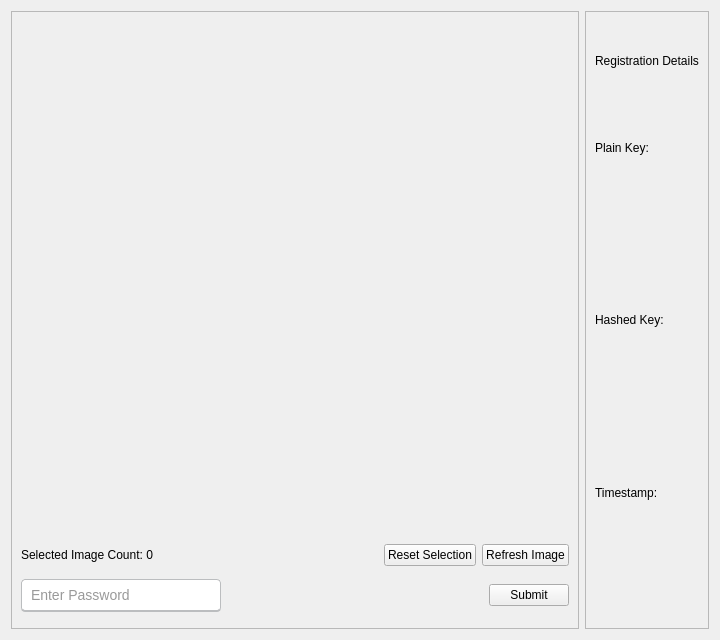
Above: src/views/register_views/image_password_view.ui from devforgely/MFA-Simulator before the change. Below: the same form after it.
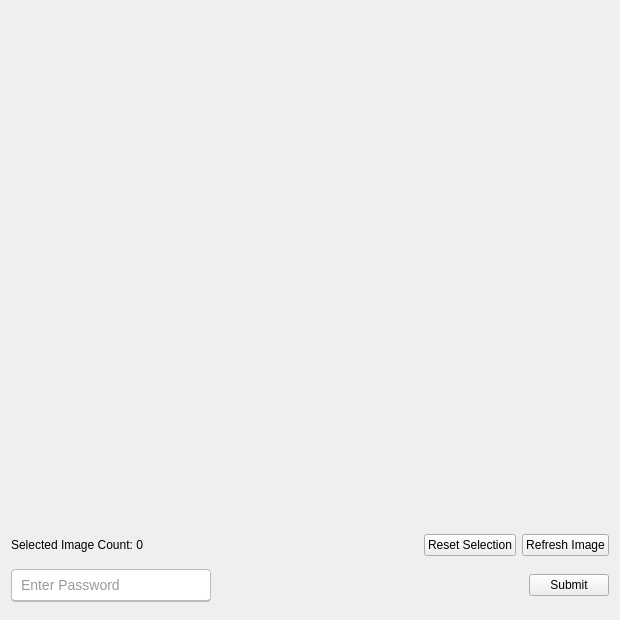
That is the form after the change.

What changed in the file:
```diff
--- a/src/views/register_views/image_password_view.ui
+++ b/src/views/register_views/image_password_view.ui
@@ -6,30 +6,21 @@
    <rect>
     <x>0</x>
     <y>0</y>
-    <width>720</width>
-    <height>640</height>
+    <width>620</width>
+    <height>620</height>
    </rect>
   </property>
+  <property name="maximumSize">
+   <size>
+    <width>620</width>
+    <height>620</height>
+   </size>
+  </property>
   <property name="windowTitle">
    <string>Form</string>
   </property>
-  <layout class="QHBoxLayout" name="horizontalLayout_3">
-   <item>
-    <widget class="QFrame" name="left_frame">
-     <property name="minimumSize">
-      <size>
-       <width>315</width>
-       <height>0</height>
-      </size>
-     </property>
-     <property name="maximumSize">
-      <size>
-       <width>615</width>
-       <height>16777215</height>
-      </size>
-     </property>
      <property name="styleSheet">
-      <string notr="true">QLineEdit {
+   <string notr="true">#password_field {
 	height: 30px;
 	width: 200px;
   	margin: 7px 0;
@@ -46,13 +37,7 @@
 	border-color: #4070f4;
 }</string>
      </property>
-     <property name="frameShape">
-      <enum>QFrame::StyledPanel</enum>
-     </property>
-     <property name="frameShadow">
-      <enum>QFrame::Raised</enum>
-     </property>
-     <layout class="QVBoxLayout" name="verticalLayout_2" stretch="0,0,0">
+  <layout class="QVBoxLayout" name="verticalLayout">
       <item>
        <widget class="QFrame" name="image_view">
         <property name="minimumSize">
@@ -62,22 +47,7 @@
          </size>
         </property>
         <property name="styleSheet">
-         <string notr="true">QLineEdit {
-	height: 30px;
-	width: 200px;
-  	margin: 7px 0;
-	padding: 0 7px;
-	border: 1.2px solid #bbbdbf;
- 	border-bottom-width: 2px;
- 	border-radius: 4px;
-	font-size: 14px;
-	font-weight: 400;
-	color: #333;
-}
-
-QLineEdit:focus {
-	border-color: #4070f4;
-}</string>
+      <string notr="true"/>
         </property>
         <property name="frameShape">
          <enum>QFrame::NoFrame</enum>
@@ -199,70 +169,6 @@
          </widget>
         </item>
        </layout>
-      </item>
-     </layout>
-    </widget>
-   </item>
-   <item>
-    <widget class="QFrame" name="right_frame">
-     <property name="frameShape">
-      <enum>QFrame::StyledPanel</enum>
-     </property>
-     <property name="frameShadow">
-      <enum>QFrame::Raised</enum>
-     </property>
-     <layout class="QVBoxLayout" name="verticalLayout">
-      <item>
-       <widget class="QLabel" name="label_5">
-        <property name="text">
-         <string>Registration Details</string>
-        </property>
-       </widget>
-      </item>
-      <item>
-       <widget class="QLabel" name="label_2">
-        <property name="text">
-         <string>Plain Key:</string>
-        </property>
-       </widget>
-      </item>
-      <item>
-       <widget class="QLabel" name="plain_key_label">
-        <property name="text">
-         <string/>
-        </property>
-       </widget>
-      </item>
-      <item>
-       <widget class="QLabel" name="label_3">
-        <property name="text">
-         <string>Hashed Key:</string>
-        </property>
-       </widget>
-      </item>
-      <item>
-       <widget class="QLabel" name="hashed_key_label">
-        <property name="text">
-         <string/>
-        </property>
-       </widget>
-      </item>
-      <item>
-       <widget class="QLabel" name="label_4">
-        <property name="text">
-         <string>Timestamp:</string>
-        </property>
-       </widget>
-      </item>
-      <item>
-       <widget class="QLabel" name="timestamp_label">
-        <property name="text">
-         <string/>
-        </property>
-       </widget>
-      </item>
-     </layout>
-    </widget>
    </item>
   </layout>
  </widget>
```
Left out of the diff: 2 changed lines with no effect on the pictures. Lines whose indentation alone changed are shown as unchanged.
